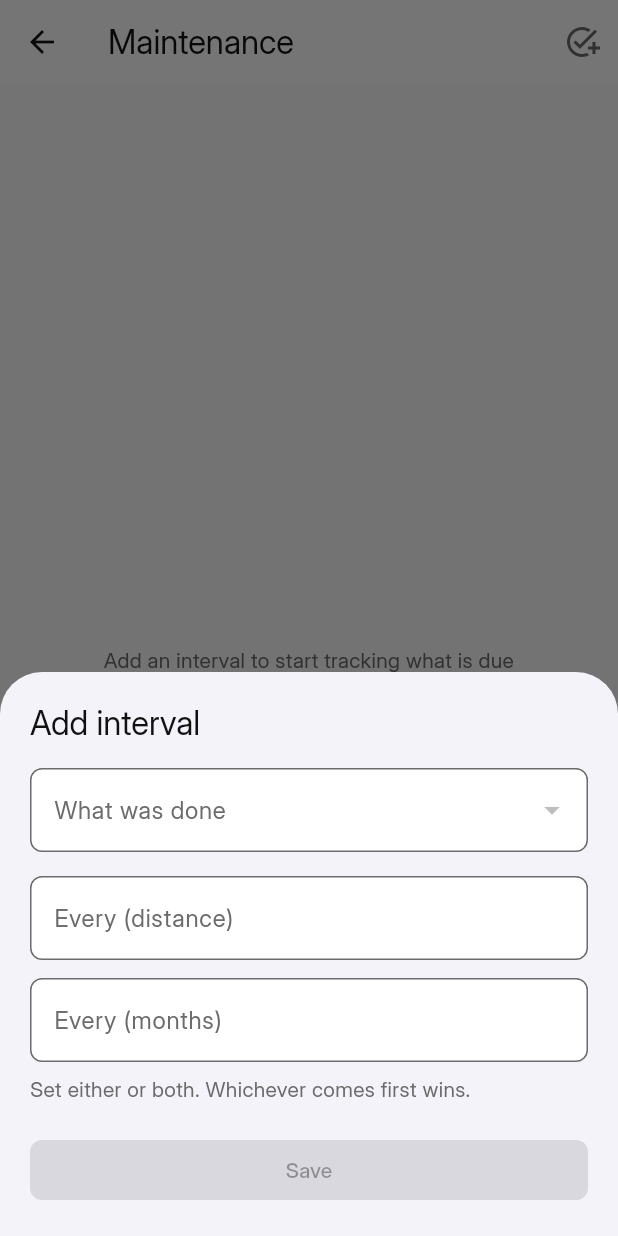
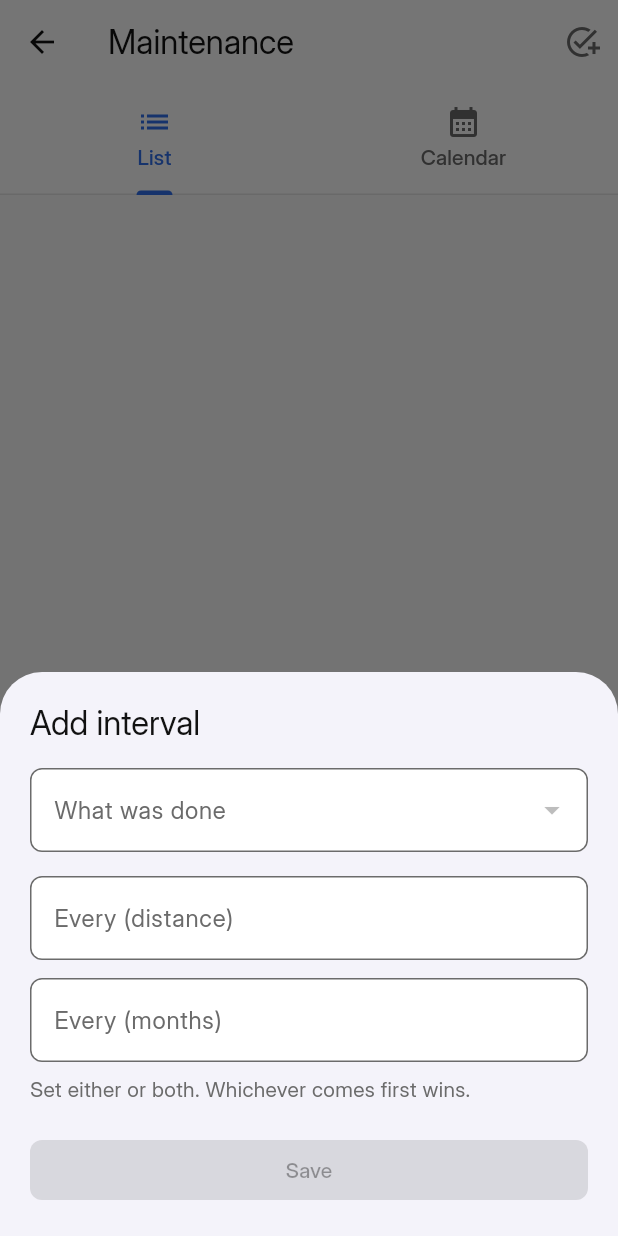
Before and after one commit to karlohrvacic/garage, a Flutter app: the MaintenanceScreen screen opened directly with empty values, after a tap on "Add interval", on a phone screen of 412 x 824 dp. Run offline on Flutter 3.47's test engine with Material 3 defaults, Android fonts, the phone set to English and light mode, and no system bars; our stand-ins replace flutter_riverpod, go_router, google_sign_in, supabase_flutter; accounts and stored records are empty; statements that could not run were skipped.

Commit message:
feat(maintenance): month calendar view with per-day due markers (Plan 3 Task 5)

```diff
--- a/lib/features/maintenance/screens/maintenance_screen.dart
+++ b/lib/features/maintenance/screens/maintenance_screen.dart
@@ -10,47 +10,79 @@ import '../../../domain/maintenance/reminder_projection.dart';
 import '../../settings/providers/unit_providers.dart';
 import '../providers/maintenance_providers.dart';
 import '../service_type_labels.dart';
+import '../widgets/maintenance_calendar.dart';
 import '../widgets/reminder_rule_sheet.dart';
 import '../widgets/service_entry_sheet.dart';
 
-class MaintenanceScreen extends ConsumerWidget {
+class MaintenanceScreen extends ConsumerStatefulWidget {
   const MaintenanceScreen({required this.vehicleId, super.key});
 
   final String vehicleId;
 
   @override
-  Widget build(BuildContext context, WidgetRef ref) {
+  ConsumerState<MaintenanceScreen> createState() => _MaintenanceScreenState();
+}
+
+class _MaintenanceScreenState extends ConsumerState<MaintenanceScreen> {
+  DateTime _month = DateTime(DateTime.now().year, DateTime.now().month);
+
+  @override
+  Widget build(BuildContext context) {
     final l10n = AppLocalizations.of(context)!;
-    final projections = ref.watch(vehicleProjectionsProvider(vehicleId));
+    final projections = ref.watch(vehicleProjectionsProvider(widget.vehicleId));
 
-    return Scaffold(
+    return DefaultTabController(
+      length: 2,
+      child: Scaffold(
         appBar: AppBar(
           title: Text(l10n.maintenanceTitle),
           actions: [
             IconButton(
               icon: const Icon(Icons.add_task),
               tooltip: l10n.maintenanceLogService,
-            onPressed: () => showServiceEntrySheet(context, vehicleId),
+              onPressed: () => showServiceEntrySheet(context, widget.vehicleId),
+            ),
+          ],
+          bottom: TabBar(
+            tabs: [
+              Tab(text: l10n.maintenanceList, icon: const Icon(Icons.list)),
+              Tab(
+                text: l10n.maintenanceCalendar,
+                icon: const Icon(Icons.calendar_month),
               ),
             ],
           ),
+        ),
         floatingActionButton: FloatingActionButton.extended(
-        onPressed: () => showReminderRuleSheet(context, vehicleId),
+          onPressed: () => showReminderRuleSheet(context, widget.vehicleId),
           icon: const Icon(Icons.add),
           label: Text(l10n.maintenanceAddRule),
         ),
         body: AsyncValueView<List<ReminderProjection>>(
           value: projections,
-        onRetry: () => ref.invalidate(reminderRulesProvider(vehicleId)),
+          onRetry: () =>
+              ref.invalidate(reminderRulesProvider(widget.vehicleId)),
           empty: () => EmptyState(message: l10n.maintenanceEmpty),
-        data: (list) => MaintenanceProjectionList(vehicleId: vehicleId, projections: list),
+          data: (list) => TabBarView(
+            children: [
+              MaintenanceProjectionList(
+                vehicleId: widget.vehicleId,
+                projections: list,
+              ),
+              MaintenanceCalendar(
+                projections: list,
+                month: _month,
+                onMonthChanged: (month) => setState(() => _month = month),
+              ),
+            ],
+          ),
+        ),
       ),
     );
   }
 }
 
-/// The projections grouped overdue → due → upcoming. Extracted so the calendar
-/// tab (Task 5) can share the same list rendering.
+/// The projections grouped overdue → due → upcoming.
 class MaintenanceProjectionList extends ConsumerWidget {
   const MaintenanceProjectionList({
     required this.vehicleId,
@@ -94,9 +126,7 @@ class MaintenanceProjectionList extends ConsumerWidget {
                   title: Text(
                     serviceTypeLabel(l10n, projection.serviceTypeKey),
                   ),
-                  subtitle: Text(
-                    _dueLabel(l10n, format, projection),
-                  ),
+                  subtitle: Text(_dueLabel(l10n, format, projection)),
                 ),
               ),
       ],
@@ -108,7 +138,9 @@ class MaintenanceProjectionList extends ConsumerWidget {
     UnitFormat format,
     ReminderProjection projection,
   ) {
-    final date = l10n.maintenanceDueOn(format.formatDate(projection.projectedDueDate));
+    final date = l10n.maintenanceDueOn(
+      format.formatDate(projection.projectedDueDate),
+    );
     if (projection.dueOdometerKm == null) {
       return date;
     }
```
Also changed, not shown: lib/features/maintenance/widgets/maintenance_calendar.dart (added, +213 -0 lines), 1 other file. Lines whose indentation alone changed are shown as unchanged.
